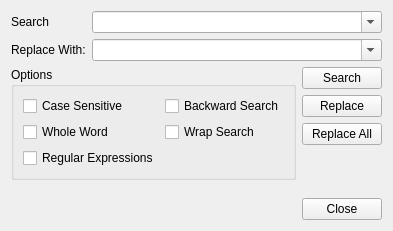
This is src/umbra/components/factory/scriptEditor/ui/Search_And_Replace.ui in KelSolaar/Umbra as Qt 5 draws it before an edit. The edited form follows.
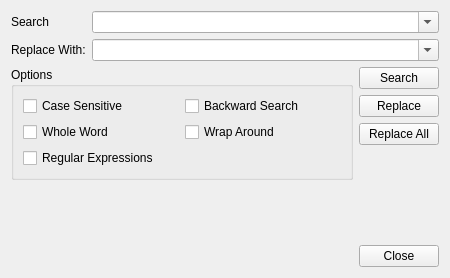
This is the edited form.

Commit message: Rename search option in "scriptEditor" component.

Patch:
```diff
--- a/src/umbra/components/factory/scriptEditor/ui/Search_And_Replace.ui
+++ b/src/umbra/components/factory/scriptEditor/ui/Search_And_Replace.ui
@@ -2,6 +2,14 @@
 <ui version="4.0">
  <class>Search_And_Replace_Form</class>
  <widget class="QWidget" name="Search_And_Replace_Form">
+  <property name="geometry">
+   <rect>
+    <x>0</x>
+    <y>0</y>
+    <width>450</width>
+    <height>278</height>
+   </rect>
+  </property>
   <property name="windowTitle">
    <string>Search And Replace</string>
   </property>
@@ -64,7 +72,7 @@
          <string>Wrap Search Check Box: Wrap the search around the document.</string>
         </property>
         <property name="text">
-         <string>Wrap Search</string>
+         <string>Wrap Around</string>
         </property>
        </widget>
       </item>
```
Left out of the diff: 4 changed lines with no effect on the pictures. The commit also changes 5 other files.
